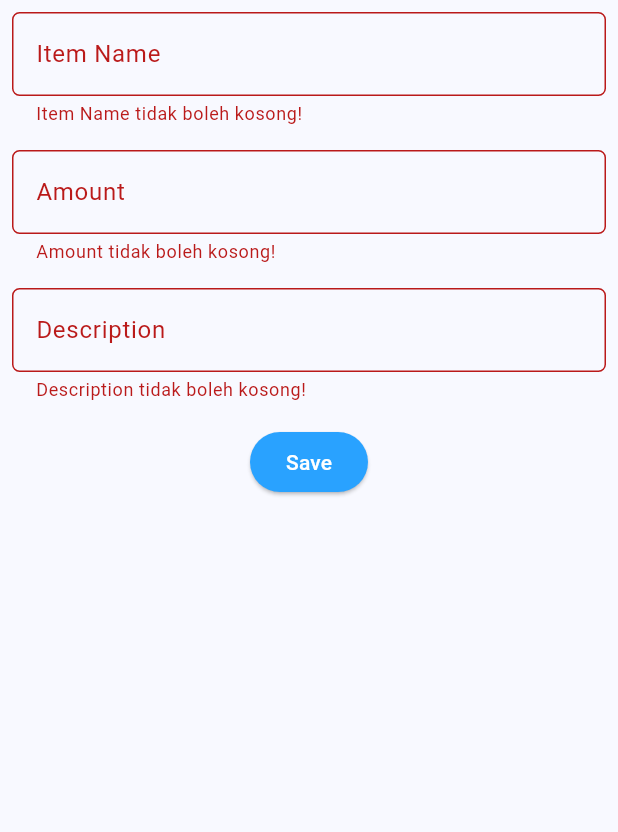
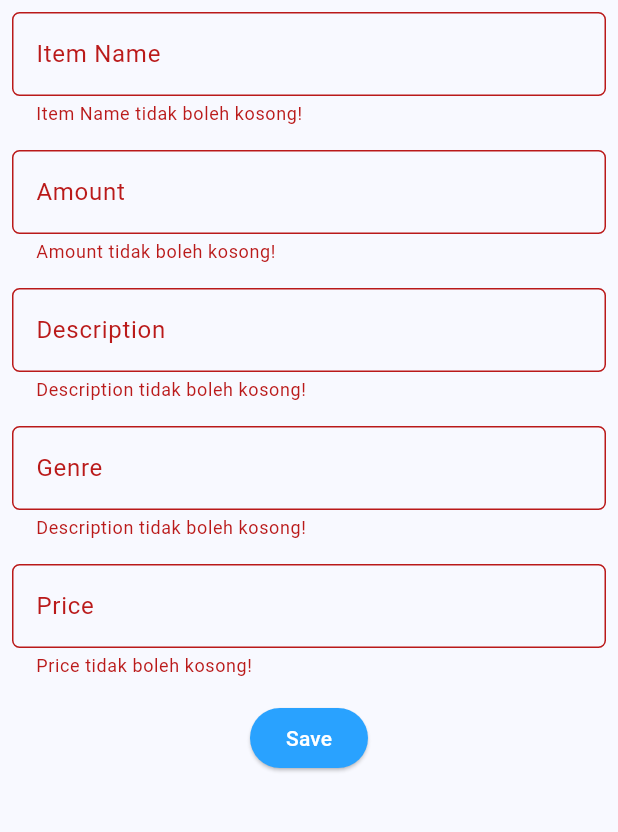
Before and after one commit to m-hilmy-erryanto/hilmeezy-mobile, a Flutter app: the ShopFormPage screen opened directly, after a tap on "Save", on a phone screen of 412 x 824 dp, the part 84-916 px from its top. Run offline on Flutter 3.47's test engine with Material 2 defaults, Android fonts, the phone set to English and light mode, and no system bars; missing offline and left inert: pbp_django_auth; network calls fail.

Commit message:
tugas 9 minus detail page

```diff
--- a/lib/screens/shoplist_form.dart
+++ b/lib/screens/shoplist_form.dart
@@ -1,5 +1,10 @@
+import 'dart:convert';
+
 import 'package:flutter/material.dart';
+import 'package:hilmeezy_mobile/screens/menu.dart';
 import 'package:hilmeezy_mobile/widgets/left_drawer.dart';
+import 'package:pbp_django_auth/pbp_django_auth.dart';
+import 'package:provider/provider.dart';
 
 class ShopFormPage extends StatefulWidget {
   const ShopFormPage({super.key});
@@ -13,8 +18,11 @@
   String _name = "";
   int _amount = 0;
   String _description = "";
+  int _price = 0;
+  String _genre = "";
   @override
   Widget build(BuildContext context) {
+    final request = context.watch<CookieRequest>();
     return Scaffold(
       appBar: AppBar(
         title: const Center(
@@ -103,43 +111,91 @@
               },
             ),
           ),
+          Padding(
+            padding: const EdgeInsets.all(8.0),
+            child: TextFormField(
+              decoration: InputDecoration(
+                hintText: "Genre",
+                labelText: "Genre",
+                border: OutlineInputBorder(
+                  borderRadius: BorderRadius.circular(5.0),
+                ),
+              ),
+              onChanged: (String? value) {
+                setState(() {
+                  _genre = value!;
+                });
+              },
+              validator: (String? value) {
+                if (value == null || value.isEmpty) {
+                  return "Description tidak boleh kosong!";
+                }
+                return null;
+              },
+            ),
+          ),
+          Padding(
+            padding: const EdgeInsets.all(8.0),
+            child: TextFormField(
+              decoration: InputDecoration(
+                hintText: "Price",
+                labelText: "Price",
+                border: OutlineInputBorder(
+                  borderRadius: BorderRadius.circular(5.0),
+                ),
+              ),
+              onChanged: (String? value) {
+                setState(() {
+                  _price = int.parse(value!);
+                });
+              },
+              validator: (String? value) {
+                if (value == null || value.isEmpty) {
+                  return "Price tidak boleh kosong!";
+                }
+                if (int.tryParse(value) == null) {
+                  return "Price harus berupa angka!";
+                }
+                return null;
+              },
+            ),
+          ),
           Align(
             alignment: Alignment.bottomCenter,
             child: Padding(
               padding: const EdgeInsets.all(8.0),
               child: ElevatedButton(
                 style: ButtonStyle(
-                  backgroundColor: MaterialStateProperty.all(const Color.fromARGB(255, 41, 162, 255)),
+                  backgroundColor: MaterialStateProperty.all(
+                      const Color.fromARGB(255, 41, 162, 255)),
                 ),
-                onPressed: () {
+                onPressed: () async {
                   if (_formKey.currentState!.validate()) {
-                    showDialog(
-                      context: context,
-                      builder: (context) {
-                        return AlertDialog(
-                          title: const Text('Item berhasil tersimpan'),
-                          content: SingleChildScrollView(
-                            child: Column(
-                              crossAxisAlignment: CrossAxisAlignment.start,
-                              children: [
-                                Text('Nama: $_name'),
-                                Text('Amount: $_amount'),
-                                Text('Description: $_description'),
-                              ],
-                            ),
-                          ),
-                          actions: [
-                            TextButton(
-                              child: const Text('OK'),
-                              onPressed: () {
-                                Navigator.pop(context);
-                              },
-                            ),
-                          ],
-                        );
-                      },
-                    );
-                    _formKey.currentState!.reset();
+                    // Kirim ke Django dan tunggu respons
+                    // TODO: Ganti URL dan jangan lupa tambahkan trailing slash (/) di akhir URL!
+                    final response = await request.postJson(
+                        "http://127.0.0.1:8000/create-flutter/",
+                        jsonEncode(<String, String>{
+                          'name': _name,
+                          'amount': _amount.toString(),
+                          'description': _description,
+                          'price': _price.toString(),
+                          'genre': _genre,
+                          // TODO: Sesuaikan field data sesuai dengan aplikasimu
+                        }));
+                    if (response['status'] == 'success') {
+                      ScaffoldMessenger.of(context).showSnackBar(const SnackBar(
+                        content: Text("Produk baru berhasil disimpan!"),
+                      ));
+                      Navigator.pushReplacement(
+                        context,
+                        MaterialPageRoute(builder: (context) => MyHomePage()),
+                      );
+                    } else {
+                      ScaffoldMessenger.of(context).showSnackBar(const SnackBar(
+                        content: Text("Terdapat kesalahan, silakan coba lagi."),
+                      ));
+                    }
                   }
                 },
                 child: const Text(
--- a/lib/widgets/left_drawer.dart
+++ b/lib/widgets/left_drawer.dart
@@ -1,6 +1,7 @@
 import 'package:flutter/material.dart';
 import 'package:hilmeezy_mobile/screens/menu.dart';
 import 'package:hilmeezy_mobile/screens/shoplist_form.dart';
+import 'package:hilmeezy_mobile/screens/list_product.dart';
 
 class LeftDrawer extends StatelessWidget {
   const LeftDrawer({super.key});
@@ -62,6 +63,17 @@
                   ));
             },
           ),
+          ListTile(
+              leading: const Icon(Icons.shopping_basket),
+              title: const Text('Daftar Item'),
+              onTap: () {
+                  // Route menu ke halaman produk
+                  Navigator.push(
+                  context,
+                  MaterialPageRoute(builder: (context) => const ProductPage()),
+                  );
+              },
+          ),
         ],
       ),
     );
--- a/pubspec.yaml
+++ b/pubspec.yaml
@@ -35,6 +35,9 @@
   # The following adds the Cupertino Icons font to your application.
   # Use with the CupertinoIcons class for iOS style icons.
   cupertino_icons: ^1.0.2
+  provider: ^6.1.1
+  pbp_django_auth: ^0.4.0
+  http: ^1.1.0
 
 dev_dependencies:
   flutter_test:
```
Also changed, not shown: lib/main.dart (+17 -10 lines), lib/models/product.dart (added, +76 -0 lines), lib/screens/list_product.dart (added, +91 -0 lines), lib/screens/login.dart (added, +114 -0 lines), lib/widgets/shop_card.dart (+28 -2 lines), pubspec.lock, 2 other files.
